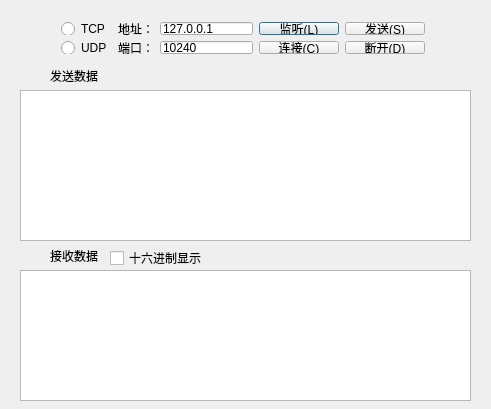
j1111011/sockettest, file src/sockettestwindow.ui: the form before one commit.
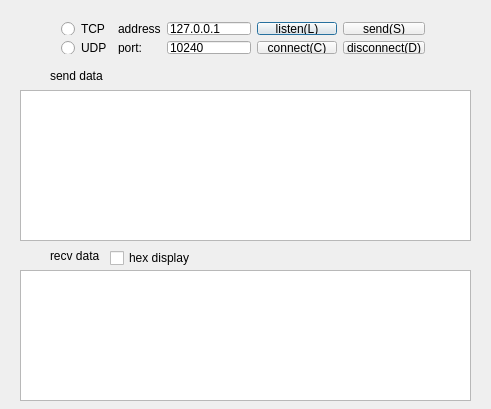
The form after the commit.

The edit to the form file:
```diff
--- a/src/sockettestwindow.ui
+++ b/src/sockettestwindow.ui
@@ -23,7 +23,7 @@
     </rect>
    </property>
    <property name="text">
-    <string>发送数据</string>
+    <string>send data</string>
    </property>
   </widget>
   <widget class="QTextEdit" name="m_teSendData">
@@ -46,7 +46,7 @@
     </rect>
    </property>
    <property name="text">
-    <string>接收数据</string>
+    <string>recv data</string>
    </property>
   </widget>
   <widget class="QTextEdit" name="m_teRecvData">
@@ -79,7 +79,7 @@
     <item row="0" column="1">
      <widget class="QLabel" name="label_5">
       <property name="text">
-       <string>地址：</string>
+       <string>address</string>
       </property>
      </widget>
     </item>
@@ -93,14 +93,14 @@
     <item row="0" column="3">
      <widget class="QPushButton" name="m_pbListen">
       <property name="text">
-       <string>监听(&amp;L)</string>
+       <string>listen(&amp;L)</string>
       </property>
      </widget>
     </item>
     <item row="0" column="4">
      <widget class="QPushButton" name="m_pbSend">
       <property name="text">
-       <string>发送(&amp;S)</string>
+       <string>send(&amp;S)</string>
       </property>
      </widget>
     </item>
@@ -114,7 +114,7 @@
     <item row="1" column="1">
      <widget class="QLabel" name="label">
       <property name="text">
-       <string>端口：</string>
+       <string>port:</string>
       </property>
      </widget>
     </item>
@@ -128,14 +128,14 @@
     <item row="1" column="3">
      <widget class="QPushButton" name="m_pbConnect">
       <property name="text">
-       <string>连接(&amp;C)</string>
+       <string>connect(&amp;C)</string>
       </property>
      </widget>
     </item>
     <item row="1" column="4">
      <widget class="QPushButton" name="m_pbDisconnect">
       <property name="text">
-       <string>断开(&amp;D)</string>
+       <string>disconnect(&amp;D)</string>
       </property>
      </widget>
     </item>
@@ -151,7 +151,7 @@
     </rect>
    </property>
    <property name="text">
-    <string>十六进制显示</string>
+    <string>hex display</string>
    </property>
   </widget>
  </widget>
```
Left out of the diff: 2 changed lines with no effect on the pictures.
